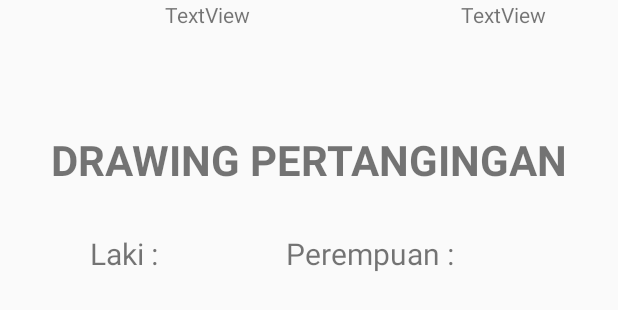
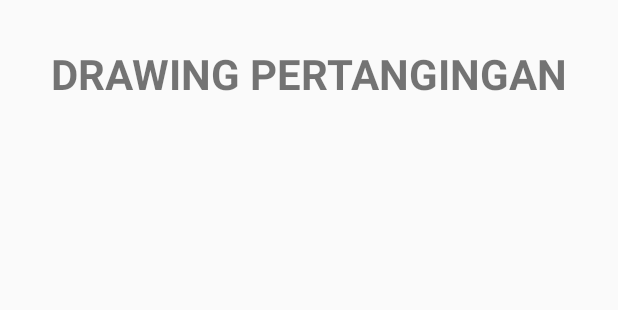
Before and after one commit to AmelliaKurniaty/Project-Uts, an Android app: the layout content_main.xml on its own in the app's theme, with its tools: preview values and no code run, on a phone screen of 412 x 824 dp. Shown: the top 310 px of the screen. Run offline under Robolectric (Android 15) with nearby library versions, the phone set to English and light mode, and no system bars.

Commit message:
Progress 3

```diff
--- a/app/src/main/AndroidManifest.xml
+++ b/app/src/main/AndroidManifest.xml
@@ -5,6 +5,7 @@
     <application
         android:allowBackup="true"
         android:icon="@mipmap/ic_launcher"
+        android:name=".Application"
         android:label="@string/app_name"
         android:roundIcon="@mipmap/ic_launcher_round"
         android:supportsRtl="true"
--- a/app/src/main/java/com/example/mobile_uts/Application.java
+++ b/app/src/main/java/com/example/mobile_uts/Application.java
@@ -10,7 +10,7 @@ public class Application extends android.app.Application{
     @Override
     public void onCreate() {
         super.onCreate();
-        account = new Account();
+        account = new Account("amel");
         session = new Session(this);
     }
 
--- a/app/src/main/java/com/example/mobile_uts/MainActivity.java
+++ b/app/src/main/java/com/example/mobile_uts/MainActivity.java
@@ -53,13 +53,12 @@ public class MainActivity extends AppCompatActivity implements FightAdapter.OnIt
             }
         });
 
-        account = Application.getAccount();
-
         //TODO set Jumlah Laki & perempuan
 //        lk.setText(String.valueOf(account.getJml1()));
 //        prp.setText(String.valueOf(account.getJml2()));
 
         //TODO Set Adapter
+        account = Application.getAccount();
         adapter= new FightAdapter(account.getFights(), this);
         fightView.setAdapter(adapter);
 
@@ -130,7 +129,7 @@ public class MainActivity extends AppCompatActivity implements FightAdapter.OnIt
                 account.addFight(fight);
             }else if (requestCode == UPDATE_REQUEST){
                 int index = data.getIntExtra(INDEX_KEY,0);
-                account.updateFight(index);
+                account.updateFight(index, fight);
             }
             adapter.notifyDataSetChanged();
 //            lk.setText(String.valueOf(account.getJml1()));
--- a/app/src/main/res/layout/activity_isidata.xml
+++ b/app/src/main/res/layout/activity_isidata.xml
@@ -179,7 +179,7 @@
             android:text="TAMBAH"
             android:textColor="#ffffff"
             android:textSize="25sp"
-            android:onClick="handleTambah"
+            android:onClick="submit"
             android:background="#177A8F"
             app:layout_constraintEnd_toEndOf="parent"
             app:layout_constraintStart_toStartOf="parent"
--- a/app/src/main/res/layout/content_main.xml
+++ b/app/src/main/res/layout/content_main.xml
@@ -36,32 +36,6 @@
             app:layout_constraintStart_toStartOf="parent"
             app:layout_constraintTop_toTopOf="parent" />
 
-        <TextView
-            android:id="@+id/textView5"
-            android:layout_width="wrap_content"
-            android:layout_height="match_parent"
-            android:layout_marginTop="30dp"
-            android:text="Laki : "
-            android:textSize="20sp"
-            app:layout_constraintBottom_toTopOf="@+id/guideline"
-            app:layout_constraintEnd_toStartOf="@+id/laki"
-            app:layout_constraintHorizontal_bias="1.0"
-            app:layout_constraintStart_toStartOf="parent"
-            app:layout_constraintTop_toBottomOf="@+id/textView"
-            app:layout_constraintVertical_bias="0.0" />
-
-        <TextView
-            android:id="@+id/textView7"
-            android:layout_width="wrap_content"
-            android:layout_height="match_parent"
-            android:layout_marginTop="30dp"
-            android:text="Perempuan : "
-            android:textSize="20sp"
-            app:layout_constraintBottom_toTopOf="@+id/guideline"
-            app:layout_constraintEnd_toStartOf="@+id/perempuan"
-            app:layout_constraintTop_toBottomOf="@+id/textView"
-            app:layout_constraintVertical_bias="0.0" />
-
         <androidx.recyclerview.widget.RecyclerView
             android:id="@+id/recyclerView"
             android:layout_width="match_parent"
@@ -74,23 +48,5 @@
             app:layout_constraintTop_toTopOf="@+id/guideline"
             />
 
-        <TextView
-            android:id="@+id/laki"
-            android:layout_width="wrap_content"
-            android:layout_height="wrap_content"
-            android:layout_marginEnd="24dp"
-            android:text="TextView"
-            app:layout_constraintEnd_toStartOf="@+id/textView7"
-            tools:layout_editor_absoluteY="163dp" />
-
-        <TextView
-            android:id="@+id/perempuan"
-            android:layout_width="wrap_content"
-            android:layout_height="wrap_content"
-            android:layout_marginEnd="48dp"
-            android:text="TextView"
-            app:layout_constraintEnd_toEndOf="parent"
-            tools:layout_editor_absoluteY="163dp" />
-
     </androidx.constraintlayout.widget.ConstraintLayout>
 </ScrollView>
```
Also changed, not shown: app/src/main/java/com/example/mobile_uts/Adapters/FightAdapter.java (+8 -0 lines), app/src/main/java/com/example/mobile_uts/IsiDataActivity.java (+43 -49 lines), app/src/main/java/com/example/mobile_uts/Models/Account.java (+37 -22 lines), app/src/main/java/com/example/mobile_uts/Models/Fight.java (+6 -27 lines), app/src/main/java/com/example/mobile_uts/PertandinganActivity.java (+57 -38 lines).
